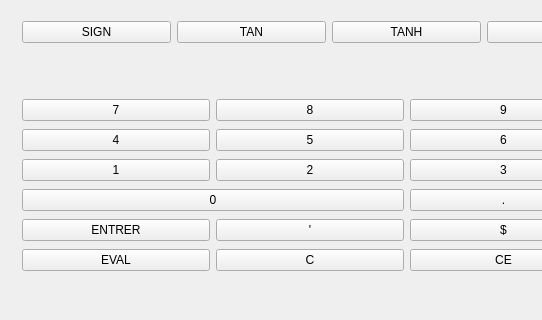
Above: mainwindow.ui from yuntux/lo21-npi before the change; both pictures show x 0 to 542 and y 403 to 723 of the 958 by 723 pixel window. Below: the same form after it.
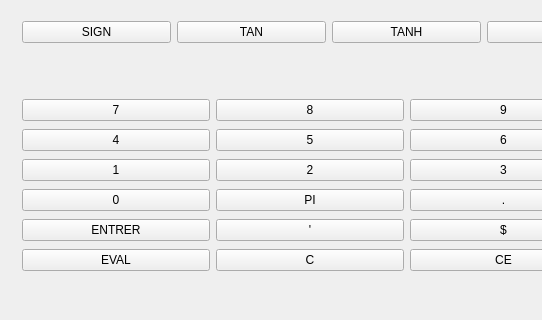
That is the form after the change.

Commit message: Bouton PI

```diff
--- a/mainwindow.ui
+++ b/mainwindow.ui
@@ -112,7 +112,7 @@
              </property>
             </widget>
            </item>
-           <item row="5" column="0" colspan="2">
+           <item row="5" column="0">
             <widget class="QPushButton" name="num0">
              <property name="text">
               <string>0</string>
@@ -243,6 +243,13 @@
              </property>
             </widget>
            </item>
+           <item row="5" column="1">
+            <widget class="QPushButton" name="PI">
+             <property name="text">
+              <string>PI</string>
+             </property>
+            </widget>
+           </item>
           </layout>
          </item>
         </layout>
```
The commit also changes 6 other files.
